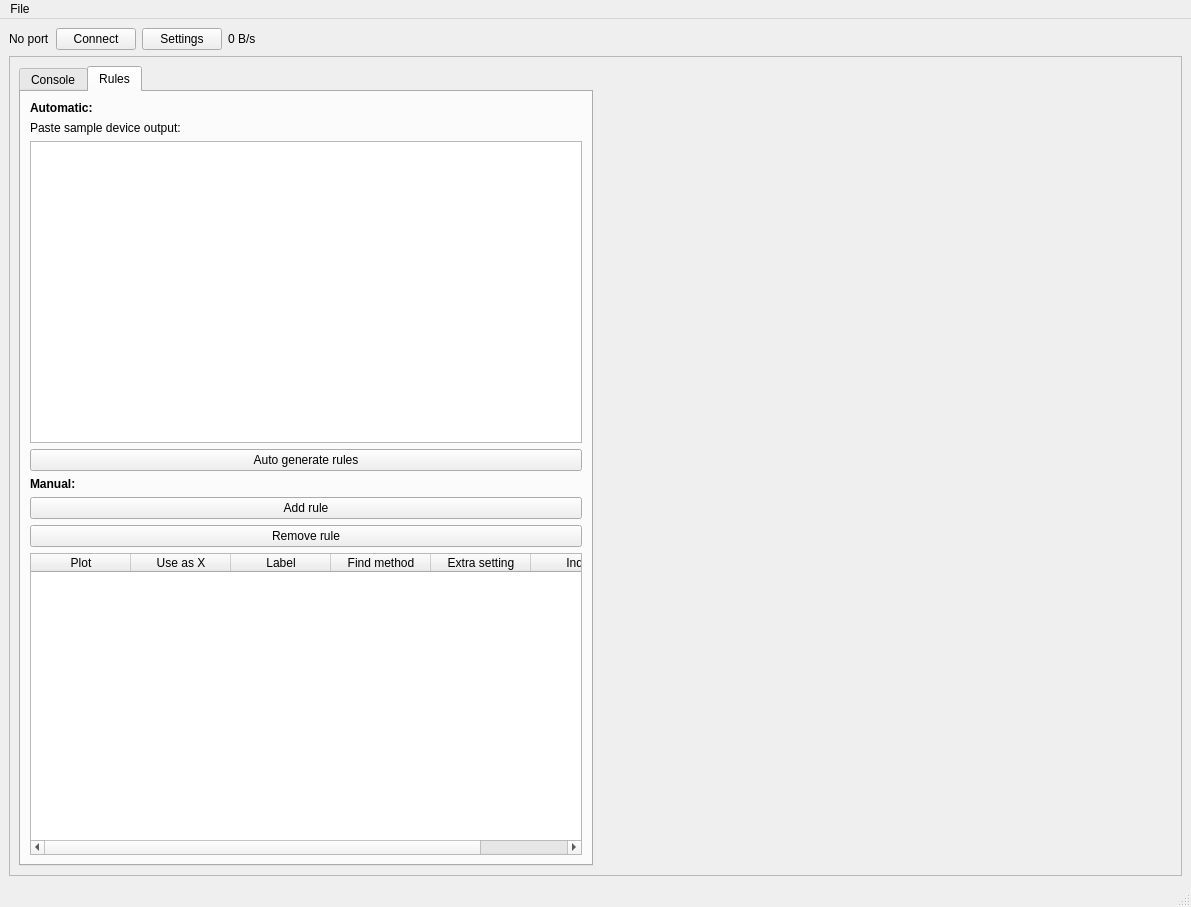
This is form.ui in krupis/PlotTTY as Qt 5 draws it before an edit. The edited form follows.
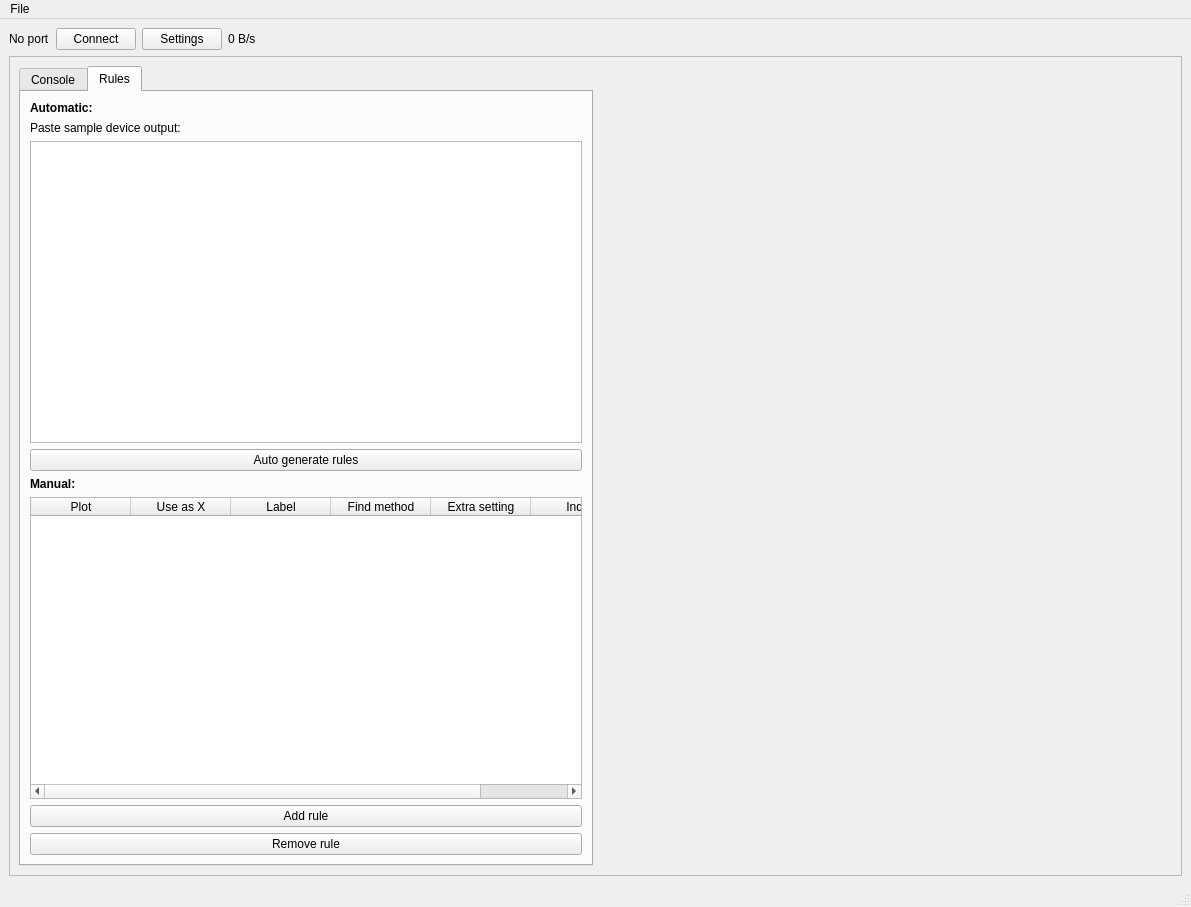
This is the edited form. The open tabs and pages were chosen to show the change. Custom widgets are drawn as their Qt base class.

Commit message: Move add rules and remove rules to the bottom of the table

What changed in the file:
```diff
--- a/form.ui
+++ b/form.ui
@@ -222,20 +222,6 @@
                    </property>
                   </widget>
                  </item>
-                 <item>
-                  <widget class="QPushButton" name="AddRuleButton">
-                   <property name="text">
-                    <string>Add rule</string>
-                   </property>
-                  </widget>
-                 </item>
-                 <item>
-                  <widget class="QPushButton" name="RemoveRuleButton">
-                   <property name="text">
-                    <string>Remove rule</string>
-                   </property>
-                  </widget>
-                 </item>
                  <item>
                   <widget class="QTableWidget" name="RulesTable">
                    <column>
@@ -270,6 +256,20 @@
                    </column>
                   </widget>
                  </item>
+                 <item>
+                  <widget class="QPushButton" name="AddRuleButton">
+                   <property name="text">
+                    <string>Add rule</string>
+                   </property>
+                  </widget>
+                 </item>
+                 <item>
+                  <widget class="QPushButton" name="RemoveRuleButton">
+                   <property name="text">
+                    <string>Remove rule</string>
+                   </property>
+                  </widget>
+                 </item>
                 </layout>
                </item>
               </layout>
```
Left out of the diff: 2 changed lines with no effect on the pictures.
